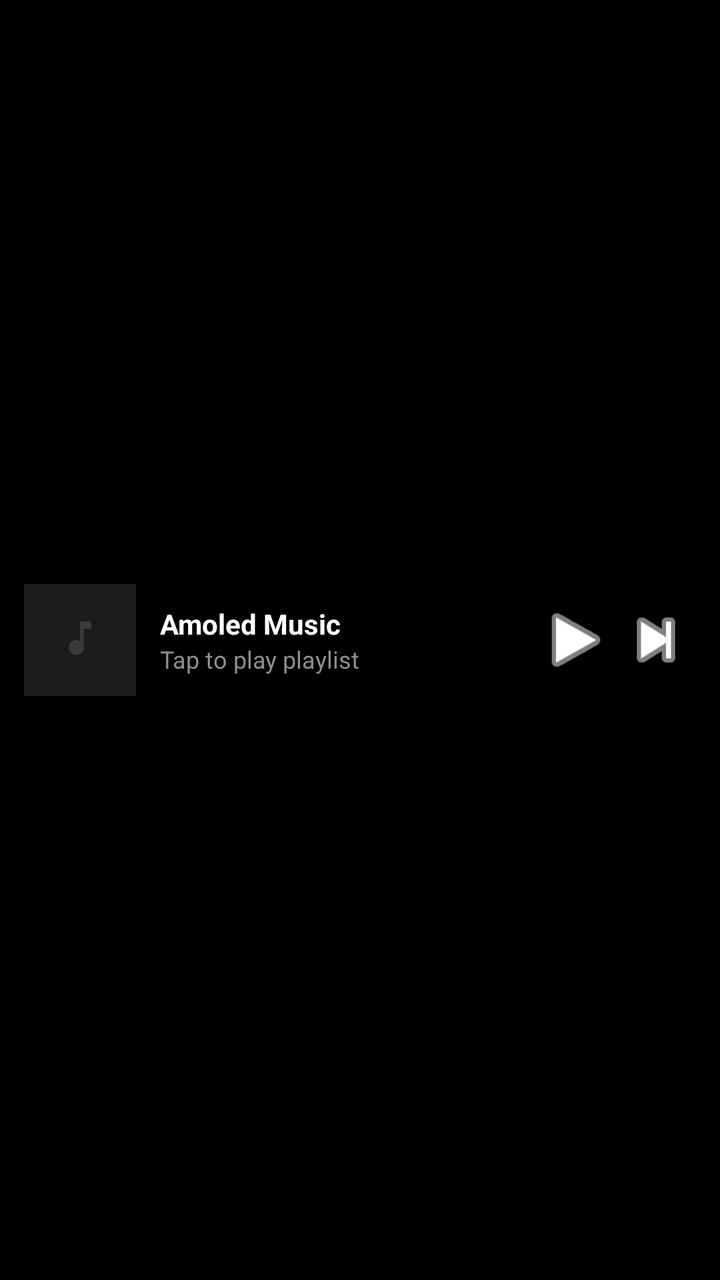
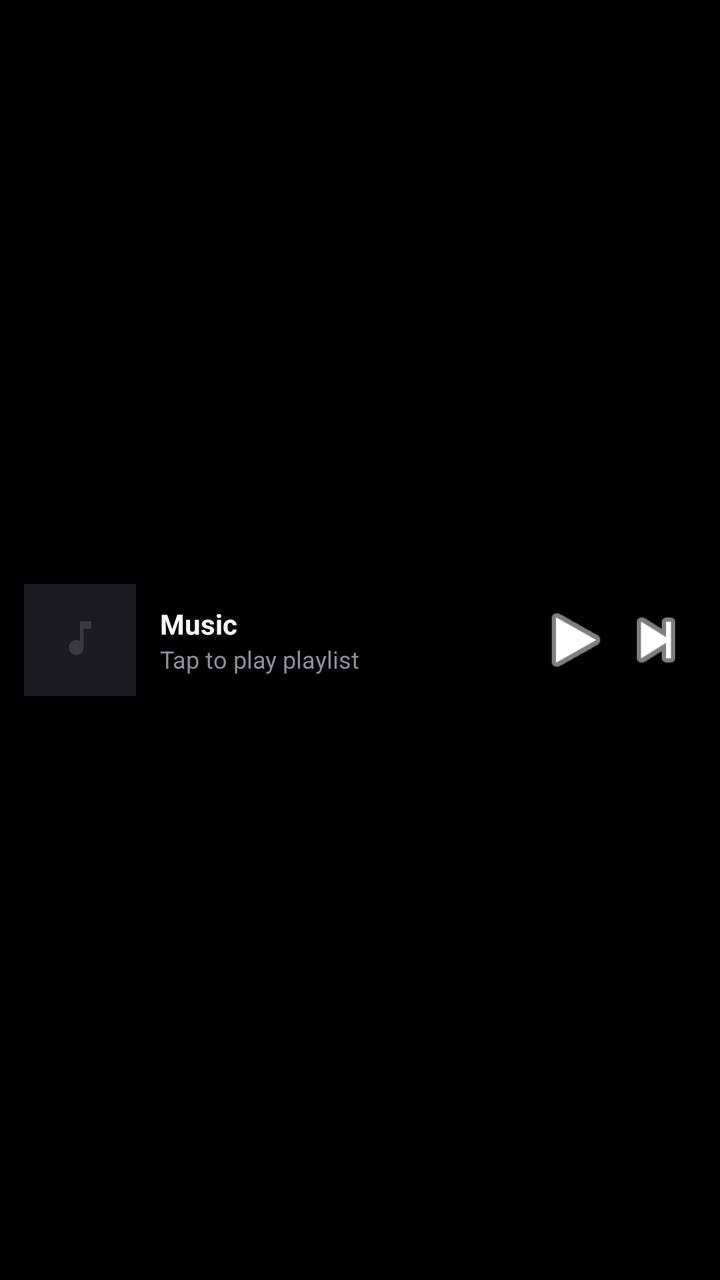

Screens rendered from an Android XML layout before and after an edit, with the pre-edit source and the edit as a unified diff.
<!-- AndroidManifest.xml: application theme Theme.AmoledMusic -->
<!-- res/layout/widget_playlist_layout.xml -->
<?xml version="1.0" encoding="utf-8"?>
<LinearLayout xmlns:android="http://schemas.android.com/apk/res/android"
    android:id="@+id/widget_root"
    android:layout_width="match_parent"
    android:layout_height="match_parent"
    android:background="#000000"
    android:orientation="horizontal"
    android:padding="12dp"
    android:gravity="center_vertical">

    <ImageView
        android:id="@+id/widget_banner"
        android:layout_width="56dp"
        android:layout_height="56dp"
        android:scaleType="centerCrop"
        android:src="@drawable/ic_banner_placeholder"
        android:background="#1C1C1E" />

    <LinearLayout
        android:layout_width="0dp"
        android:layout_height="wrap_content"
        android:layout_weight="1"
        android:orientation="vertical"
        android:paddingStart="12dp"
        android:paddingEnd="8dp">

        <TextView
            android:id="@+id/widget_title"
            android:layout_width="wrap_content"
            android:layout_height="wrap_content"
            android:text="Amoled Music"
            android:textColor="#FFFFFF"
            android:textSize="14sp"
            android:textStyle="bold"
            android:maxLines="1"
            android:ellipsize="end" />

        <TextView
            android:id="@+id/widget_subtitle"
            android:layout_width="wrap_content"
            android:layout_height="wrap_content"
            android:text="Tap to play playlist"
            android:textColor="#8E8E93"
            android:textSize="12sp"
            android:maxLines="1"
            android:ellipsize="end" />
    </LinearLayout>

    <ImageButton
        android:id="@+id/widget_btn_play"
        android:layout_width="40dp"
        android:layout_height="40dp"
        android:background="?android:attr/selectableItemBackgroundBorderless"
        android:src="@android:drawable/ic_media_play"
        android:tint="#FFFFFF"
        android:contentDescription="Play" />

    <ImageButton
        android:id="@+id/widget_btn_next"
        android:layout_width="40dp"
        android:layout_height="40dp"
        android:background="?android:attr/selectableItemBackgroundBorderless"
        android:src="@android:drawable/ic_media_next"
        android:tint="#FFFFFF"
        android:contentDescription="Next" />
</LinearLayout>
<!-- resources referenced by this layout -->
<resources>
  <!-- drawable ic_banner_placeholder (drawable) -->
  <vector xmlns:android="http://schemas.android.com/apk/res/android"
      android:width="120dp"
      android:height="120dp"
      android:viewportWidth="120"
      android:viewportHeight="120">
      <path
          android:fillColor="#1C1C1E"
          android:pathData="M0,0h120v120h-120z"/>
      <path
          android:fillColor="#3A3A3C"
          android:pathData="M60,40v21.1c-1.18,-0.68 -2.54,-1.1 -4,-1.1 -4.42,0 -8,3.58 -8,8s3.58,8 8,8 8,-3.58 8,-8V48h8V40H60z"/>
  </vector>
  <style name="Theme.AmoledMusic" parent="android:Theme.Material.NoActionBar">
          <item name="android:windowBackground">@color/black_amoled</item>
          <item name="android:statusBarColor">@color/black_amoled</item>
          <item name="android:navigationBarColor">@color/black_amoled</item>
          <item name="android:windowLightStatusBar">false</item>
          <item name="android:windowLightNavigationBar">false</item>
          <item name="android:windowDisablePreview">true</item>
      </style>
  <color name="black_amoled">#000000</color>
</resources>

<!-- the commit's change to res/layout/widget_playlist_layout.xml (unified diff, before → after) -->
@@ -28,7 +28,7 @@
             android:id="@+id/widget_title"
             android:layout_width="wrap_content"
             android:layout_height="wrap_content"
-            android:text="Amoled Music"
+            android:text="Music"
             android:textColor="#FFFFFF"
             android:textSize="14sp"
             android:textStyle="bold"
